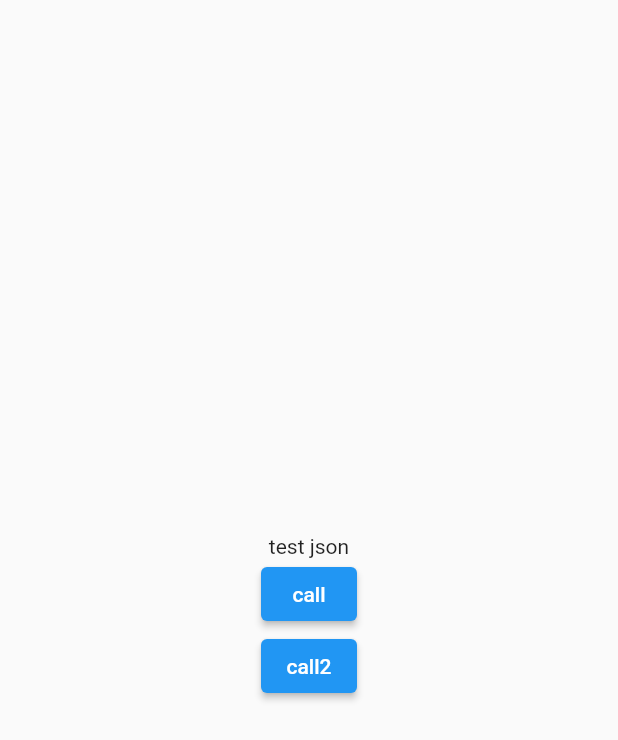
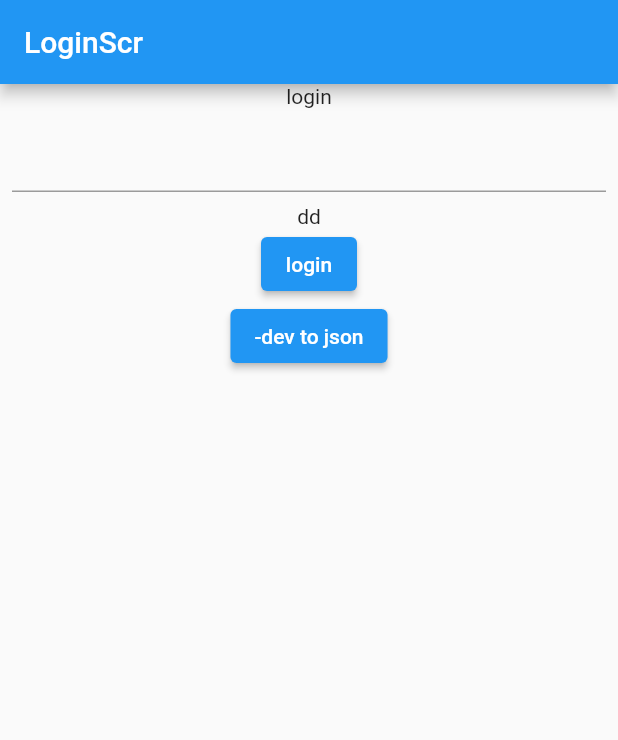
Before and after one commit to s0ngkran/flutter_course_group_n, a Flutter app: the screen it shows after launch, on a phone screen of 412 x 824 dp. Shown: the top 740 px of the screen. Run offline on Flutter 3.47's test engine with Material 2 defaults, Android fonts, the light colour scheme and no system bars; our stand-ins replace cached_network_image, fpdart, freezed_annotation, get, get_storage; missing offline and left inert: auto_size_text_field.

Commit message:
api + login

```diff
--- a/example_app3/lib/app_pages.dart
+++ b/example_app3/lib/app_pages.dart
@@ -1,3 +1,4 @@
+import 'package:example_app3/modules/local_login/login_ctl.dart';
 import 'package:get/get.dart';
 
 import 'app_routes.dart';
@@ -5,6 +6,7 @@ import 'modules/home/home_ctl.dart';
 import 'modules/home/home_scr.dart';
 import 'modules/json_placeholder/json_placeholder_ctl.dart';
 import 'modules/json_placeholder/json_placeholder_scr.dart';
+import 'modules/local_login/login_scr.dart';
 import 'modules/todo/todo_ctl.dart';
 import 'modules/todo/todo_scr.dart';
 
@@ -46,5 +48,16 @@ class AppPages {
         },
       ),
     ),
+    GetPage(
+      name: Routes.login,
+      page: () => const LoginScr(),
+      binding: BindingsBuilder(
+        () {
+          return Get.lazyPut(
+            () => LoginCtl(),
+          );
+        },
+      ),
+    ),
   ];
 }
--- a/example_app3/lib/main.dart
+++ b/example_app3/lib/main.dart
@@ -1,10 +1,12 @@
 import 'package:flutter/material.dart';
 import 'package:get/get.dart';
+import 'package:get_storage/get_storage.dart';
 
 import 'app_ctl.dart';
 import 'app_life.dart';
 import 'app_pages.dart';
 import 'app_routes.dart';
+import 'data/geo.dart';
 import 'example_for_text_field.dart';
 import 'example_for_text_form_field.dart';
 import 'modules/awesome_widget/awesome_widget_scr.dart';
@@ -16,11 +18,17 @@ import 'modules/mini_calculator/mini_calculator_scr.dart';
 import 'modules/todo/todo_ctl.dart';
 import 'modules/todo/todo_scr.dart';
 import 'modules/ui_syntax/ui_syntax_scr.dart';
+import 'services/storage_service.dart';
 
-void main() {
+Future<void> main() async {
+  MyStorage storage = MyStorage();
+  await storage.init();
+  Get.put(storage);
   Get.put(AppLife());
   Get.put(AppCtl());
   runApp(const MyApp());
+  People(age: 0, name: '');
+  Geo(lat: '0', lng: '0');
 }
 
 /*
@@ -29,6 +37,7 @@ todo + todoctl
 home + homectl
 */
 
+MyStorage get ss => Get.find<MyStorage>();
 HomeCtl get home => Get.find<HomeCtl>();
 TodoCtl get todo => Get.find<TodoCtl>();
 AppCtl get app => Get.find<AppCtl>();
@@ -45,7 +54,8 @@ class MyApp extends StatelessWidget {
       title: 'Flutter Demo',
       getPages: AppPages.routes,
       // initialRoute: Routes.home,
-      initialRoute: Routes.json,
+      // initialRoute: Routes.json,
+      initialRoute: Routes.login,
 
       // theme: ThemeData(
       //     colorScheme: const ColorScheme(
--- /dev/null
+++ b/example_app3/lib/modules/json_placeholder/json_placeholder.dart
@@ -0,0 +1,2 @@
+export 'json_placeholder_ctl.dart';
+export 'json_placeholder_scr.dart';
--- /dev/null
+++ b/example_app3/lib/modules/local_login/login_ctl.dart
@@ -0,0 +1,5 @@
+import 'package:get/get.dart';
+
+class LoginCtl extends GetxController {
+  var dummy = 'dd'.obs;
+}
--- /dev/null
+++ b/example_app3/lib/modules/local_login/login_scr.dart
@@ -0,0 +1,58 @@
+import 'package:flutter/material.dart';
+import 'package:get/get.dart';
+
+import '../../app_routes.dart';
+import '../../main.dart';
+import 'login_ctl.dart';
+
+class LoginScr extends StatelessWidget {
+  const LoginScr({super.key});
+
+  @override
+  Widget build(BuildContext context) {
+    var c = Get.find<LoginCtl>();
+    final TextEditingController tc = TextEditingController();
+    return Scaffold(
+      appBar: AppBar(
+        title: const Text('LoginScr'),
+      ),
+      body: SingleChildScrollView(
+        child: Column(
+          children: [
+            Text('login'),
+            Padding(
+              padding: const EdgeInsets.all(8.0),
+              child: TextField(
+                controller: tc,
+              ),
+            ),
+            Obx(() {
+              return Column(
+                children: [
+                  Text(c.dummy.value),
+                ],
+              );
+            }),
+            ElevatedButton(
+              onPressed: () {
+                bool isPassCorrect = ss.pass.val == tc.text;
+                if (isPassCorrect) {
+                  Get.offAllNamed(Routes.json);
+                } else {
+                  Get.snackbar('error', 'wrong password');
+                }
+              },
+              child: Text('login'),
+            ),
+            ElevatedButton(
+              onPressed: () {
+                Get.toNamed(Routes.json);
+              },
+              child: Text('-dev to json'),
+            ),
+          ],
+        ),
+      ),
+    );
+  }
+}
--- a/example_app3/pubspec.yaml
+++ b/example_app3/pubspec.yaml
@@ -42,6 +42,8 @@ dependencies:
   http: ^0.13.6
   freezed: ^2.4.1
   freezed_annotation: ^2.4.1
+  fpdart: ^0.6.0
+  get_storage: ^2.1.1
 
 dev_dependencies:
   flutter_test:
```
Also changed, not shown: example_app3/lib/consts/enums.dart (added, +10 -0 lines), example_app3/lib/either_type.dart (added, +26 -0 lines), example_app3/lib/modules/json_placeholder/json_placeholder_ctl.dart (+39 -1 lines), example_app3/lib/modules/json_placeholder/json_placeholder_scr.dart (+57 -0 lines), example_app3/lib/services/api_repository.dart (added, +41 -0 lines), example_app3/lib/services/http_service.dart (added, +19 -0 lines), example_app3/lib/services/storage_service.dart (added, +58 -0 lines), example_app3/pubspec.lock, 1 other file.
